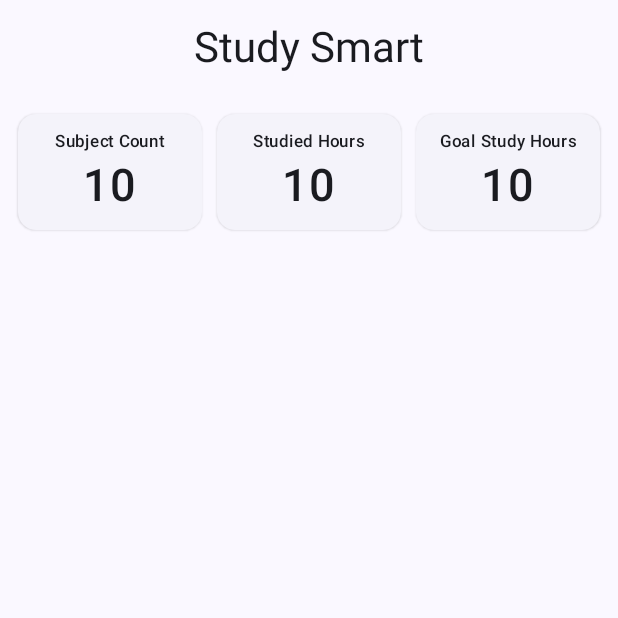
After one commit to duyltph25901/StudySmart, an Android app built with Jetpack Compose: the composable DashboardScreen shown on its own in the app's theme, on a phone screen of 412 x 824 dp, the top half of it. The commit adds this screen. Run offline under Robolectric (Android 15) with nearby library versions, the phone set to English and light mode, and no system bars.

Commit message:
WIP: Dashboard Screen UI

```diff
--- a/app/src/main/java/com/example/studysmart/MainActivity.kt
+++ b/app/src/main/java/com/example/studysmart/MainActivity.kt
@@ -4,6 +4,7 @@ import android.os.Bundle
 import androidx.activity.ComponentActivity
 import androidx.activity.compose.setContent
 import androidx.activity.enableEdgeToEdge
+import com.example.studysmart.presentation.dashboard.DashboardScreen
 import com.example.studysmart.presentation.theme.StudySmartTheme
 
 class MainActivity : ComponentActivity() {
@@ -12,7 +13,7 @@ class MainActivity : ComponentActivity() {
         enableEdgeToEdge()
         setContent {
             StudySmartTheme {
-
+                DashboardScreen()
             }
         }
     }
--- /dev/null
+++ b/app/src/main/java/com/example/studysmart/presentation/components/CountCard.kt
@@ -0,0 +1,49 @@
+package com.example.studysmart.presentation.components
+
+import androidx.compose.foundation.layout.Arrangement
+import androidx.compose.foundation.layout.Column
+import androidx.compose.foundation.layout.Spacer
+import androidx.compose.foundation.layout.fillMaxWidth
+import androidx.compose.foundation.layout.height
+import androidx.compose.foundation.layout.padding
+import androidx.compose.material3.ElevatedCard
+import androidx.compose.material3.MaterialTheme
+import androidx.compose.material3.Text
+import androidx.compose.runtime.Composable
+import androidx.compose.ui.Alignment
+import androidx.compose.ui.Modifier
+import androidx.compose.ui.unit.dp
+import androidx.compose.ui.unit.sp
+
+@Composable
+fun CountCard(
+    modifier: Modifier = Modifier,
+    headingText: String,
+    count: Int
+) {
+    ElevatedCard(
+        modifier = modifier
+    ) {
+        Column(
+            modifier = Modifier.fillMaxWidth()
+                .padding(
+                    horizontal = 4.dp,
+                    vertical = 12.dp
+                ),
+            horizontalAlignment = Alignment.CenterHorizontally,
+            verticalArrangement = Arrangement.SpaceBetween
+        ) {
+            Text(
+                text = headingText,
+                style = MaterialTheme.typography.labelSmall
+            )
+            Spacer(modifier = Modifier.height(5.dp))
+            Text(
+                text = count.toString(),
+                style = MaterialTheme.typography.labelSmall.copy(
+                    fontSize = 30.sp
+                )
+            )
+        }
+    }
+}
--- /dev/null
+++ b/app/src/main/java/com/example/studysmart/presentation/dashboard/DashboardScreen.kt
@@ -0,0 +1,90 @@
+package com.example.studysmart.presentation.dashboard
+
+import androidx.compose.foundation.layout.Row
+import androidx.compose.foundation.layout.Spacer
+import androidx.compose.foundation.layout.fillMaxSize
+import androidx.compose.foundation.layout.fillMaxWidth
+import androidx.compose.foundation.layout.padding
+import androidx.compose.foundation.layout.width
+import androidx.compose.foundation.lazy.LazyColumn
+import androidx.compose.material3.CenterAlignedTopAppBar
+import androidx.compose.material3.ExperimentalMaterial3Api
+import androidx.compose.material3.MaterialTheme
+import androidx.compose.material3.Scaffold
+import androidx.compose.material3.Text
+import androidx.compose.runtime.Composable
+import androidx.compose.ui.Modifier
+import androidx.compose.ui.res.stringResource
+import androidx.compose.ui.unit.dp
+import com.example.studysmart.R
+import com.example.studysmart.presentation.components.CountCard
+
+@Composable
+fun DashboardScreen() {
+    Scaffold(
+        modifier = Modifier.fillMaxSize(),
+        topBar = {
+            DashboardScreenTopBar()
+        }
+    ) { paddingValues ->
+        LazyColumn (
+            modifier = Modifier
+                .fillMaxSize()
+                .padding(paddingValues)
+        ) {
+            item {
+                CountCardsSection(
+                    modifier = Modifier
+                        .fillMaxWidth()
+                        .padding(12.dp),
+                    subjectCount = 10,
+                    studiedHours = 10,
+                    goalStudyHours = 10
+                )
+            }
+        }
+    }
+}
+
+@OptIn(ExperimentalMaterial3Api::class)
+@Composable
+private fun DashboardScreenTopBar() {
+    CenterAlignedTopAppBar(
+        title = {
+            Text(
+                text = stringResource(R.string.app_name),
+                style = MaterialTheme.typography.headlineMedium
+            )
+        }
+    )
+}
+
+@Composable
+private fun CountCardsSection(
+    modifier: Modifier = Modifier,
+    subjectCount: Int,
+    studiedHours: Int,
+    goalStudyHours: Int
+) {
+    Row(
+        modifier = modifier
+    ) {
+        CountCard(
+            modifier = Modifier.weight(1f),
+            headingText = stringResource(R.string.subject_count),
+            count = subjectCount
+        )
+        Spacer(modifier = Modifier.width(10.dp))
+        CountCard(
+            modifier = Modifier.weight(1f),
+            headingText = stringResource(R.string.studied_hours),
+            count = studiedHours
+        )
+        Spacer(modifier = Modifier.width(10.dp))
+        CountCard(
+            modifier = Modifier.weight(1f),
+            headingText = stringResource(R.string.goal_study_hours),
+            count = goalStudyHours
+        )
+    }
+}
--- a/app/src/main/res/values/strings.xml
+++ b/app/src/main/res/values/strings.xml
@@ -1,3 +1,6 @@
 <resources>
-    <string name="app_name">StudySmart</string>
+    <string name="app_name">Study Smart</string>
+    <string name="subject_count">Subject Count</string>
+    <string name="studied_hours">Studied Hours</string>
+    <string name="goal_study_hours">Goal Study Hours</string>
 </resources>
```
